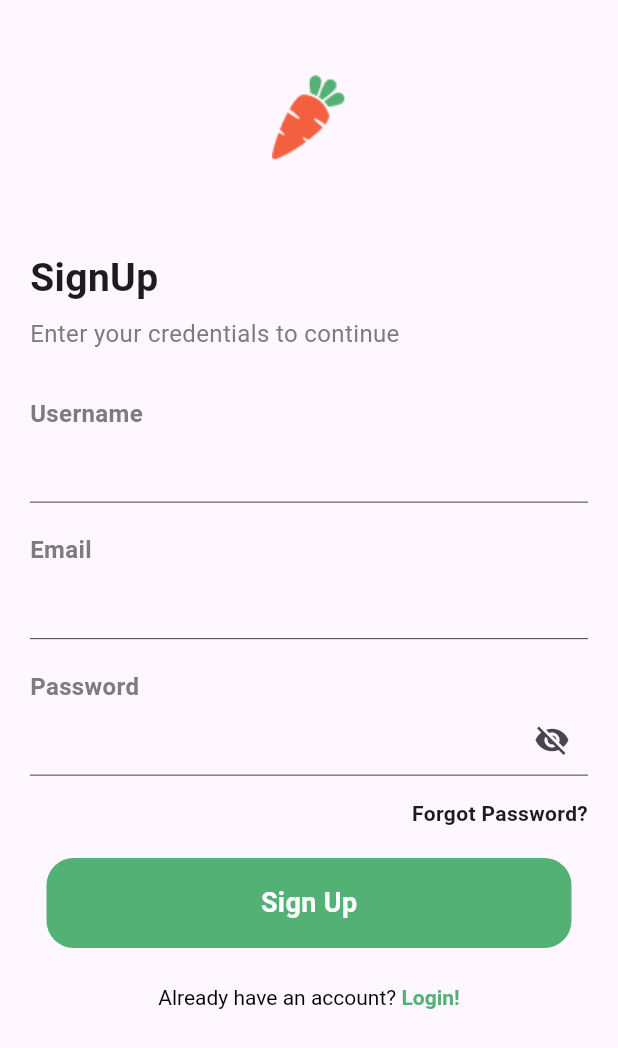
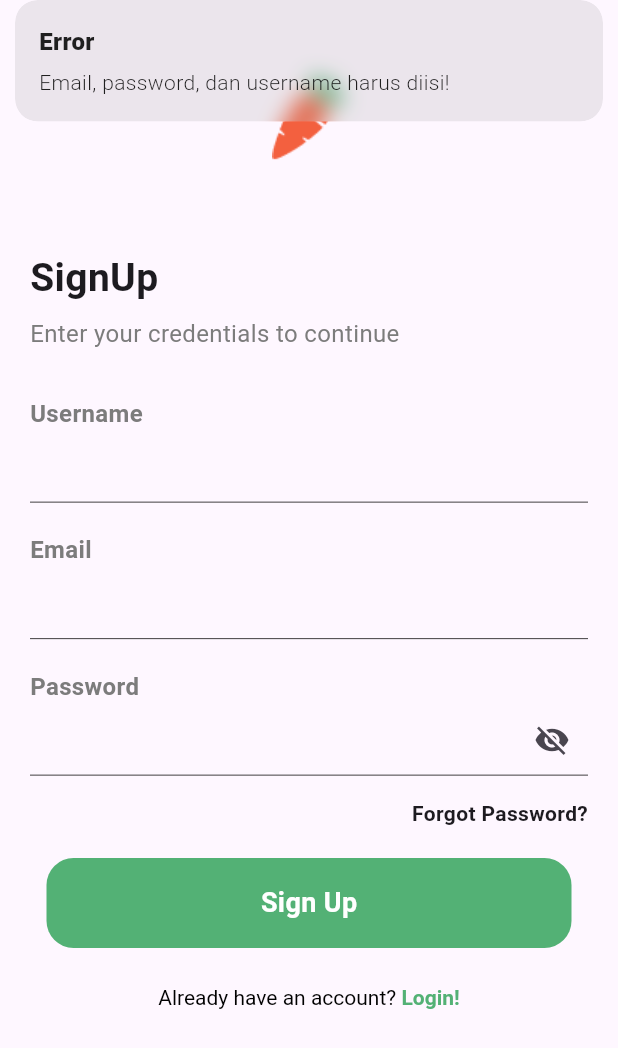
Before and after one commit to Mobile-Innovation-Laboratory/Flutter_RifqiSetiawan_GrocerieApp, a Flutter app: the RegisterView screen opened by its route, after a tap on "Sign Up", on a phone screen of 412 x 824 dp. Shown: the top 1048 px of the screen. Run offline on Flutter 3.47's test engine with Material 3 defaults, Android fonts, the phone set to English and light mode, and no system bars; our stand-ins replace carousel_slider, cloud_firestore, dio, firebase_auth, firebase_core, get; accounts and stored records are empty.

Commit message:
Menambahkan fitur autentikasi dengan fire_auth

```diff
--- a/lib/app/data/models/User_model.dart
+++ /dev/null
@@ -1,3 +0,0 @@
-class UserModel {
-
-}
--- /dev/null
+++ b/lib/app/data/services/auth_controller.dart
@@ -0,0 +1,129 @@
+import 'package:cloud_firestore/cloud_firestore.dart';
+import 'package:firebase_auth/firebase_auth.dart';
+import 'package:firebase_core/firebase_core.dart';
+import 'package:get/get.dart';
+import 'package:tubes_motion/app/routes/app_pages.dart';
+
+class AuthController extends GetxController {
+  final FirebaseAuth _auth = FirebaseAuth.instance;
+  final FirebaseFirestore _firestore =
+      FirebaseFirestore.instance; // Tambahkan ini
+
+  Rxn<User> firebaseUser = Rxn<User>();
+
+  @override
+  void onInit() {
+    super.onInit();
+    firebaseUser.bindStream(_auth.authStateChanges());
+  }
+
+  Future<void> _ensureFirebaseInitialized() async {
+    if (Firebase.apps.isEmpty) {
+      await Firebase.initializeApp();
+    }
+  }
+
+  Future<void> signUp(String email, String password, String username) async {
+    // Tambahkan username
+    await _ensureFirebaseInitialized();
+
+    if (email.isEmpty || password.isEmpty || username.isEmpty) {
+      // Tambahkan username
+      Get.snackbar("Error", "Email, password, dan username harus diisi!");
+      return;
+    }
+
+    try {
+      UserCredential userCredential =
+          await _auth.createUserWithEmailAndPassword(
+        email: email,
+        password: password,
+      );
+
+      firebaseUser.value = userCredential.user;
+      update();
+
+      // Simpan data pengguna ke Firestore
+      await _saveUserDataToFirestore(userCredential.user!.uid, email, username,
+          password); // Tambahkan password
+
+      Get.offAllNamed(Routes.LOGIN);
+    } on FirebaseAuthException catch (e) {
+      Get.snackbar("Error", e.code);
+    } catch (e) {
+      Get.snackbar("Error", "Gagal mendaftar: ${e.toString()}");
+    }
+  }
+
+  // Fungsi untuk menyimpan data pengguna ke Firestore
+  Future<void> _saveUserDataToFirestore(
+      String uid, String email, String username, String password) async {
+    try {
+      await _firestore.collection('users').doc(uid).set({
+        'email': email,
+        'username': username,
+        'password': password, // Tambahkan password
+        'createdAt': FieldValue.serverTimestamp(),
+      });
+      await _firestore
+          .collection('users')
+          .doc(uid)
+          .collection('cart')
+          .doc('initialCart')
+          .set({});
+      await _firestore
+          .collection('users')
+          .doc(uid)
+          .collection('orders')
+          .doc('initialOrder')
+          .set({});
+    } catch (e) {
+      Get.snackbar("Error", "Gagal menyimpan data pengguna: ${e.toString()}");
+    }
+  }
+
+  // Login
+  Future<void> login(String email, String password) async {
+    await _ensureFirebaseInitialized();
+
+    if (email.isEmpty || password.isEmpty) {
+      Get.snackbar("Error", "Email dan password harus diisi!");
+      return;
+    }
+
+    try {
+      UserCredential userCredential = await _auth.signInWithEmailAndPassword(
+        email: email,
+        password: password,
+      );
+
+      firebaseUser.value = userCredential.user;
+      update();
+
+      Get.offAllNamed(Routes.DASHBOARD);
+    } on FirebaseAuthException catch (e) {
+      String message = "Gagal login.";
+      if (e.code == 'user-not-found') {
+        message = "Email tidak ditemukan!";
+      } else if (e.code == 'wrong-password') {
+        message = "Password salah!";
+      }
+      Get.snackbar("Error", message);
+    } catch (e) {
+      Get.snackbar("Error", "Gagal login: ${e.toString()}");
+    }
+  }
+
+  // Logout
+  Future<void> logout() async {
+    if (firebaseUser.value == null) {
+      Get.snackbar("Error", "Tidak ada pengguna yang sedang login.");
+      return;
+    }
+
+    await _auth.signOut();
+    firebaseUser.value = null;
+    update();
+    Get.offAllNamed(Routes.LOGIN);
+  }
+}
--- a/lib/app/modules/login/bindings/login_binding.dart
+++ b/lib/app/modules/login/bindings/login_binding.dart
@@ -1,10 +1,14 @@
 import 'package:get/get.dart';
+import 'package:tubes_motion/app/data/services/auth_controller.dart';
 
 import '../controllers/login_controller.dart';
 
 class LoginBinding extends Bindings {
   @override
   void dependencies() {
+    Get.lazyPut<AuthController>(
+      () => AuthController(),
+    );
     Get.lazyPut<LoginController>(
       () => LoginController(),
     );
--- a/lib/app/modules/login/views/login_view.dart
+++ b/lib/app/modules/login/views/login_view.dart
@@ -82,7 +82,7 @@ class LoginView extends GetView<LoginController> {
                 child: Button(
                   title: "Log In",
                   onPressed: () {
-                    Get.toNamed(Routes.DASHBOARD);
+                    controller.authC.login(controller.emailController.text, controller.passwordController.text);
                   },
                 ),
               ),
--- a/lib/app/modules/register/bindings/register_binding.dart
+++ b/lib/app/modules/register/bindings/register_binding.dart
@@ -1,4 +1,5 @@
 import 'package:get/get.dart';
+import 'package:tubes_motion/app/data/services/auth_controller.dart';
 
 import '../controllers/register_controller.dart';
 
@@ -8,5 +9,8 @@ class RegisterBinding extends Bindings {
     Get.lazyPut<RegisterController>(
       () => RegisterController(),
     );
+    Get.lazyPut<AuthController>(
+      () => AuthController(),
+    );
   }
 }
--- a/lib/app/modules/register/controllers/register_controller.dart
+++ b/lib/app/modules/register/controllers/register_controller.dart
@@ -1,12 +1,12 @@
 import 'package:flutter/material.dart';
 import 'package:get/get.dart';
+import 'package:tubes_motion/app/data/services/auth_controller.dart';
 
 class RegisterController extends GetxController {
   TextEditingController emailController = TextEditingController();
   TextEditingController passwordController = TextEditingController();
   TextEditingController usernameController = TextEditingController();
-
-  final count = 0.obs;
+  final AuthController authC = Get.find();
   @override
   void onInit() {
     super.onInit();
@@ -21,6 +21,4 @@ class RegisterController extends GetxController {
   void onClose() {
     super.onClose();
   }
-
-  void increment() => count.value++;
 }
--- a/lib/app/modules/register/views/register_view.dart
+++ b/lib/app/modules/register/views/register_view.dart
@@ -88,7 +88,7 @@ class RegisterView extends GetView<RegisterController> {
                 child: Button(
                   title: "Sign Up",
                   onPressed: () {
-
+                    controller.authC.signUp(controller.emailController.text, controller.passwordController.text, controller.usernameController.text);
                   },
                 ),
               ),
--- a/lib/app/routes/app_pages.dart
+++ b/lib/app/routes/app_pages.dart
@@ -4,6 +4,8 @@ import '../modules/account/bindings/account_binding.dart';
 import '../modules/account/views/account_view.dart';
 import '../modules/cart/bindings/cart_binding.dart';
 import '../modules/cart/views/cart_view.dart';
+import '../modules/checkout/bindings/checkout_binding.dart';
+import '../modules/checkout/views/checkout_view.dart';
 import '../modules/dashboard/bindings/dashboard_binding.dart';
 import '../modules/dashboard/views/dashboard_view.dart';
 import '../modules/detail_grocerie/bindings/detail_grocerie_binding.dart';
@@ -72,5 +74,10 @@ class AppPages {
       page: () => const DetailGrocerieView(),
       binding: DetailGrocerieBinding(),
     ),
+    GetPage(
+      name: _Paths.CHECKOUT,
+      page: () => const CheckoutView(),
+      binding: CheckoutBinding(),
+    ),
   ];
 }
--- a/lib/app/routes/app_routes.dart
+++ b/lib/app/routes/app_routes.dart
@@ -12,6 +12,7 @@ abstract class Routes {
   static const CART = _Paths.CART;
   static const EXPLORE = _Paths.EXPLORE;
   static const DETAIL_GROCERIE = _Paths.DETAIL_GROCERIE;
+  static const CHECKOUT = _Paths.CHECKOUT;
 }
 
 abstract class _Paths {
@@ -25,4 +26,5 @@ abstract class _Paths {
   static const CART = '/cart';
   static const EXPLORE = '/explore';
   static const DETAIL_GROCERIE = '/detail-grocerie';
+  static const CHECKOUT = '/checkout';
 }
--- a/pubspec.yaml
+++ b/pubspec.yaml
@@ -38,6 +38,10 @@ dependencies:
   get: ^4.7.2
   carousel_slider: ^5.0.0
   dio: ^5.8.0+1
+  firebase_core: ^3.12.0
+  firebase_auth: ^5.5.0
+  cloud_firestore: ^5.6.4
+  shared_preferences: ^2.5.2
 
 dev_dependencies:
   flutter_test:
@@ -48,7 +52,7 @@ dev_dependencies:
   # activated in the `analysis_options.yaml` file located at the root of your
   # package. See that file for information about deactivating specific lint
   # rules and activating additional ones.
-  flutter_lints: ^4.0.0
+  flutter_lints: ^5.0.0
 
 # For information on the generic Dart part of this file, see the
 # following page: https://dart.dev/tools/pub/pubspec
```
Also changed, not shown: lib/app/modules/cart/controllers/cart_controller.dart (+17 -1 lines), lib/app/modules/checkout/bindings/checkout_binding.dart (added, +12 -0 lines), lib/app/modules/checkout/controllers/checkout_controller.dart (added, +23 -0 lines), lib/app/modules/checkout/views/checkout_view.dart (added, +24 -0 lines), lib/app/modules/dashboard/controllers/dashboard_controller.dart (+7 -3 lines), lib/app/modules/login/controllers/login_controller.dart (+4 -3 lines), lib/main.dart (+17 -6 lines), firebase.json (added), lib/firebase_options.dart (added), pubspec.lock, 7 other files.
